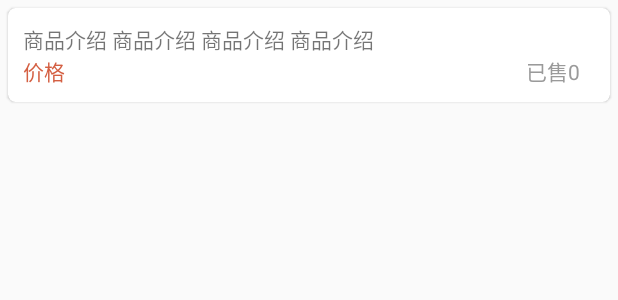
After one commit to GJF4156/demo, an Android app: the layout product_item_layout.xml on its own in the app's theme, with its tools: preview values and no code run, on a phone screen of 412 x 824 dp. The commit adds this screen. Shown: the top 300 px of the screen. Run offline under Robolectric (Android 15) with nearby library versions, the phone set to English and light mode, and no system bars.

Commit message:
2020-02-23 16:53更新

```diff
--- a/app/build.gradle
+++ b/app/build.gradle
@@ -44,4 +44,6 @@ dependencies {
     implementation 'com.google.code.gson:gson:2.8.6'
     //noinspection GradleCompatible
     implementation 'com.android.support:cardview-v7:28.0.0'
+    implementation 'com.github.bumptech.glide:glide:4.9.0'
+    implementation 'com.youth.banner:banner:1.4.9'
 }
--- a/app/src/main/java/com/example/demo/Fragment/HomeFragment.java
+++ b/app/src/main/java/com/example/demo/Fragment/HomeFragment.java
@@ -36,10 +36,8 @@ public class HomeFragment extends BaseFragment implements View.OnClickListener,
     private FontIconView center_ar_icon;
     private FontIconView center_voice_icon;
     private FontIconView center_recovery_icon;
-    private String url;
     private RecyclerView NewsRv;
-    private ImageView NewsImg,imageView;
-    private List<NewsBeans.NewslistBean> newslistBeanList;
+    private ImageView imageView;
 
     private IFragmentHomeP mPresenter;
 
@@ -63,8 +61,6 @@ public class HomeFragment extends BaseFragment implements View.OnClickListener,
         center_voice_icon=view.findViewById(R.id.center_voice_icon);
         center_recovery_icon=view.findViewById(R.id.center_recovery_icon);
         NewsRv=view.findViewById(R.id.news_rv);
-        NewsImg=view.findViewById(R.id.news_img);
-
         //设置recyclerview的布局管理器
         NewsRv.setLayoutManager(new LinearLayoutManager(getActivity()));
         //设置recyclerview每项的分割线
--- a/app/src/main/res/layout/fragment_home.xml
+++ b/app/src/main/res/layout/fragment_home.xml
@@ -42,7 +42,7 @@
         <androidx.recyclerview.widget.RecyclerView
             android:id="@+id/news_rv"
             android:layout_width="match_parent"
-            android:layout_height="wrap_content"
+            android:layout_height="match_parent"
             android:padding="10dp" />
     </LinearLayout>
 </ScrollView>
--- /dev/null
+++ b/app/src/main/res/layout/product_item_layout.xml
@@ -0,0 +1,52 @@
+<?xml version="1.0" encoding="utf-8"?>
+<androidx.cardview.widget.CardView
+    xmlns:android="http://schemas.android.com/apk/res/android"
+    xmlns:app="http://schemas.android.com/apk/res-auto"
+    android:layout_width="wrap_content"
+    android:layout_height="wrap_content"
+    android:orientation="vertical"
+    android:layout_margin="5dp"
+    app:cardCornerRadius="5dp"
+    app:cardElevation="1dp"
+    app:cardBackgroundColor="#FFFFFF"
+    app:contentPadding="10dp">
+
+    <LinearLayout
+        android:layout_width="wrap_content"
+        android:layout_height="wrap_content"
+        android:orientation="vertical">
+        <ImageView
+            android:id="@+id/product_img"
+            android:layout_width="match_parent"
+            android:layout_height="wrap_content"/>
+        <TextView
+            android:id="@+id/product_description"
+            android:layout_width="match_parent"
+            android:layout_height="wrap_content"
+            android:text="商品介绍 商品介绍 商品介绍 商品介绍 "/>
+
+        <RelativeLayout
+            android:layout_width="match_parent"
+            android:layout_height="wrap_content">
+
+            <TextView
+                android:id="@+id/product_price"
+                android:layout_width="wrap_content"
+                android:layout_height="wrap_content"
+                android:text="价格"
+                android:textColor="#D45F42"
+                android:layout_alignParentLeft="true"/>
+            <TextView
+                android:id="@+id/product_sell"
+                android:layout_width="wrap_content"
+                android:layout_height="wrap_content"
+                android:text="已售0"
+                android:paddingRight="10dp"
+                android:textColor="#9A9A9A"
+                android:layout_alignParentRight="true"/>
+        </RelativeLayout>
+    </LinearLayout>
+
+
+
+</androidx.cardview.widget.CardView>
--- a/app/src/main/res/values/strings.xml
+++ b/app/src/main/res/values/strings.xml
@@ -36,6 +36,8 @@
     <string name="wanju_text">玩具</string>
     <string name="dianqi">&#xe634;</string>
     <string name="dianqi_text">电器</string>
+    <!--  更多  -->
+    <string name="more">&#xe614;</string>
     <!--  其他文本  -->
     <string name="kepu">环保新闻</string>
     <!-- TODO: Remove or change this placeholder text -->
```
Also changed, not shown: app/src/main/java/com/example/demo/Fragment/ShopFragment.java (+53 -4 lines), app/src/main/java/com/example/demo/Utils/GlideImageLoader.java (added, +14 -0 lines), app/src/main/java/com/example/demo/adapter/ProductAdapter.java (added, +81 -0 lines), app/src/main/java/com/example/demo/beans/Product.java (added, +63 -0 lines), app/src/main/res/layout/fragment_shop.xml (+58 -4 lines), app/src/main/assets/iconfont.ttf.
